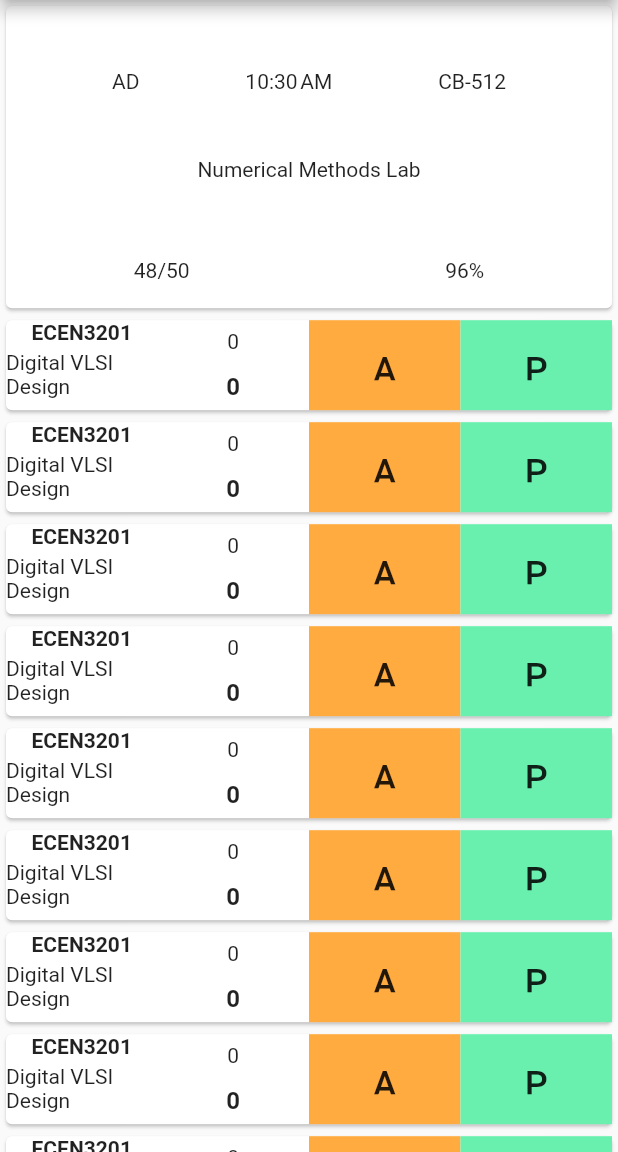
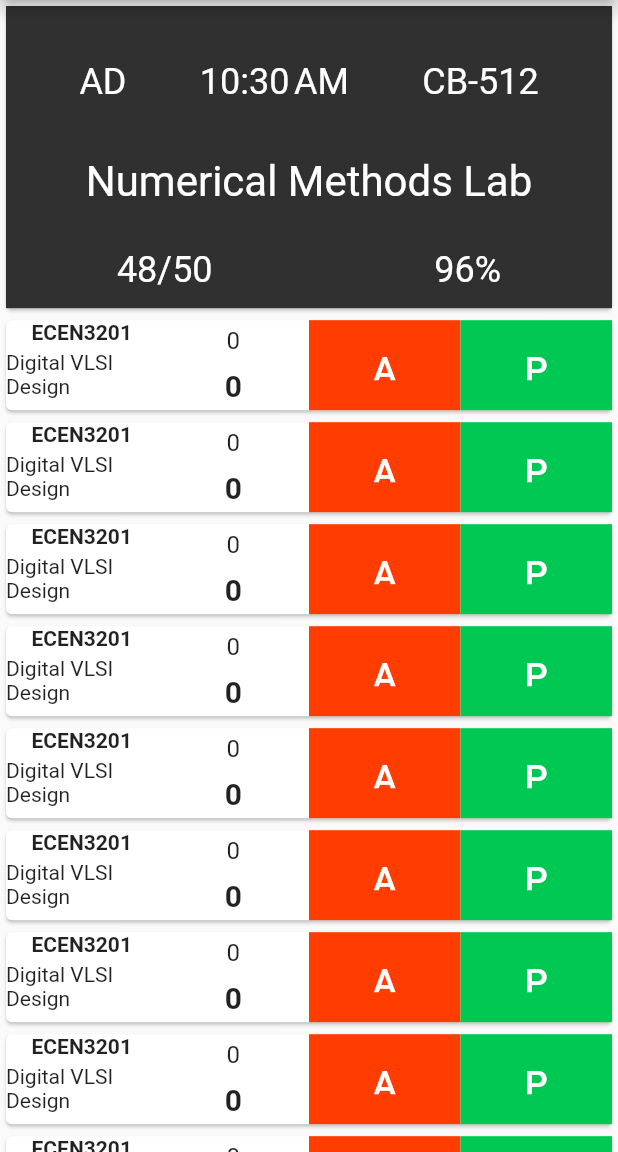
Before and after one commit to raveesh-me/myattendance, a Flutter app: the screen it shows after launch, on a phone screen of 412 x 824 dp, the part 84-1236 px from its top. Run offline on Flutter 3.47's test engine with Material 2 defaults, Android fonts, the phone set to English and light mode, and no system bars.

```diff
--- a/lib/widgets/attendanceitem.dart
+++ b/lib/widgets/attendanceitem.dart
@@ -47,8 +47,8 @@ class _AttendanceItem extends State<AttendanceItem>{
               child: new Column(
                 mainAxisAlignment: MainAxisAlignment.spaceAround,
                 children: <Widget>[
-                  new Text(subject.numberOfClassesAttended.toString()),
-                  new Text(subject.numberOfClasses.toString(),style: new TextStyle(fontWeight: FontWeight.bold,fontSize:16.0),),
+                  new Text(subject.numberOfClassesAttended.toString(),style: new TextStyle(fontSize:16.0)),
+                  new Text(subject.numberOfClasses.toString(),style: new TextStyle(fontWeight: FontWeight.bold,fontSize:20.0),),
                 ],
               ),
             ),
@@ -56,26 +56,29 @@ class _AttendanceItem extends State<AttendanceItem>{
               flex: 1,
                 child: new Container(
                   padding: new EdgeInsets.all(20.0),
-                  decoration: new BoxDecoration(color: Colors.orangeAccent),
+                  decoration: new BoxDecoration(color: Colors.deepOrangeAccent[400]),
               child: new MaterialButton(
                 onPressed: () => registerAbsent(),
                 child: new Container(
 
-                  child: new Text('A', style: new TextStyle(fontSize: 24.0)),
+                  child: new Text('A', style: new TextStyle(fontSize: 24.0,
+                        color: Colors.white),
                 ),
                 )
               ),
+            ),
             ),
             new Expanded(
               flex: 1,
                 child: new Container(
                   padding: new EdgeInsets.all(20.0),
-                  decoration: new BoxDecoration(color: Colors.greenAccent),
+                  decoration: new BoxDecoration(color: Colors.greenAccent[700]),
                 child: new MaterialButton(
                   onPressed: () => registerPresent(),
                   child: new Container(
 
-                    child: new Text('P',style: new TextStyle(fontSize: 24.0)),
+                    child: new Text('P',style: new TextStyle(fontSize: 24.0,
+                      color: Colors.white),),
                   ),
                 )
                 ),
--- a/lib/widgets/thisperiod.dart
+++ b/lib/widgets/thisperiod.dart
@@ -42,6 +42,7 @@ class _ThisPeriod extends State<ThisPeriod> {
   Widget build(BuildContext context) {
     return new Card(
       child: new Container(
+        decoration: new BoxDecoration(color: Colors.grey[850]),
         height: 150.0,
         child: new Column(
           children: <Widget>[
@@ -50,15 +51,19 @@ class _ThisPeriod extends State<ThisPeriod> {
               child: new Row(
                 mainAxisAlignment: MainAxisAlignment.spaceEvenly,
                 children: <Widget>[
-                  new Text('AD'),
-                  new Text(formatter.format(_time)),
-                  new Text('CB-512')
+                  new Text('AD', style: new TextStyle(fontSize: 24.0,
+                        color: Colors.white),),
+                  new Text(formatter.format(_time), style: new TextStyle(fontSize: 24.0,
+                        color: Colors.white),),
+                  new Text('CB-512', style: new TextStyle(fontSize: 24.0,
+                        color: Colors.white),)
                 ],
               ),
             ),
             new Expanded(
               flex: 1,
-              child: new Text('Numerical Methods Lab'),
+              child: new Text('Numerical Methods Lab', style: new TextStyle(fontSize: 28.0,
+                        color: Colors.white),),
 
             ),
             new Expanded(
@@ -66,8 +71,10 @@ class _ThisPeriod extends State<ThisPeriod> {
               child: new Row(
                 mainAxisAlignment: MainAxisAlignment.spaceAround,
                 children: <Widget>[
-                  new Text('48/50'),
-                  new Text('96%')
+                  new Text('48/50', style: new TextStyle(fontSize: 24.0,
+                        color: Colors.white),),
+                  new Text('96%', style: new TextStyle(fontSize: 24.0,
+                        color: Colors.white),)
                 ],
               ),
 
```
